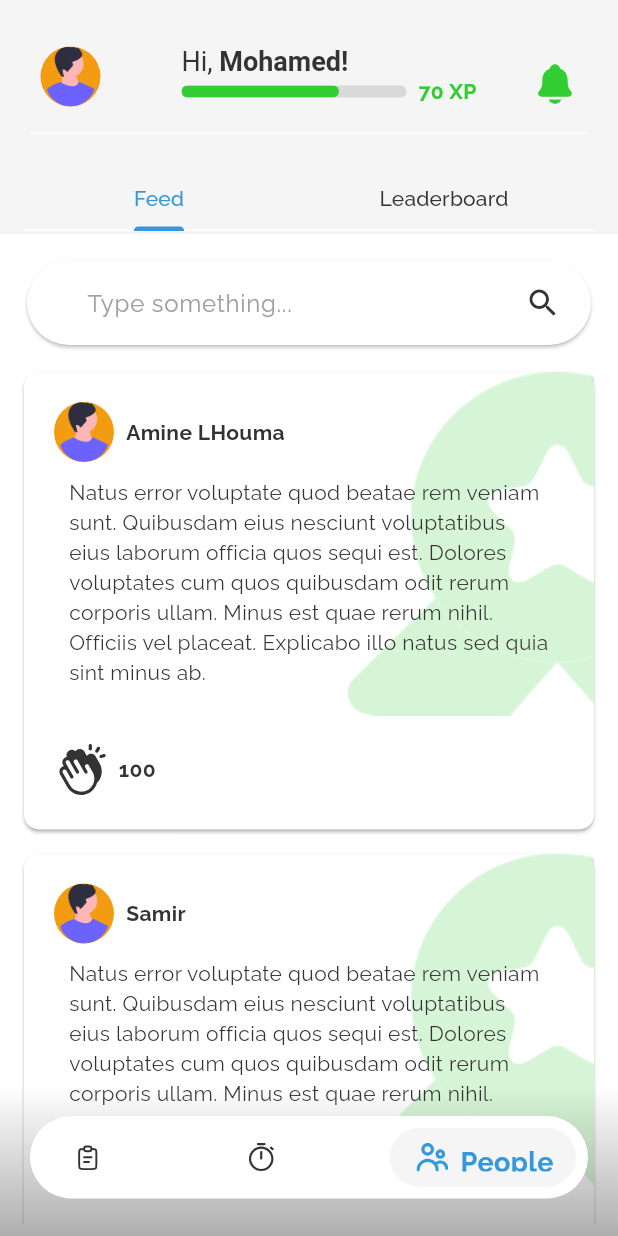
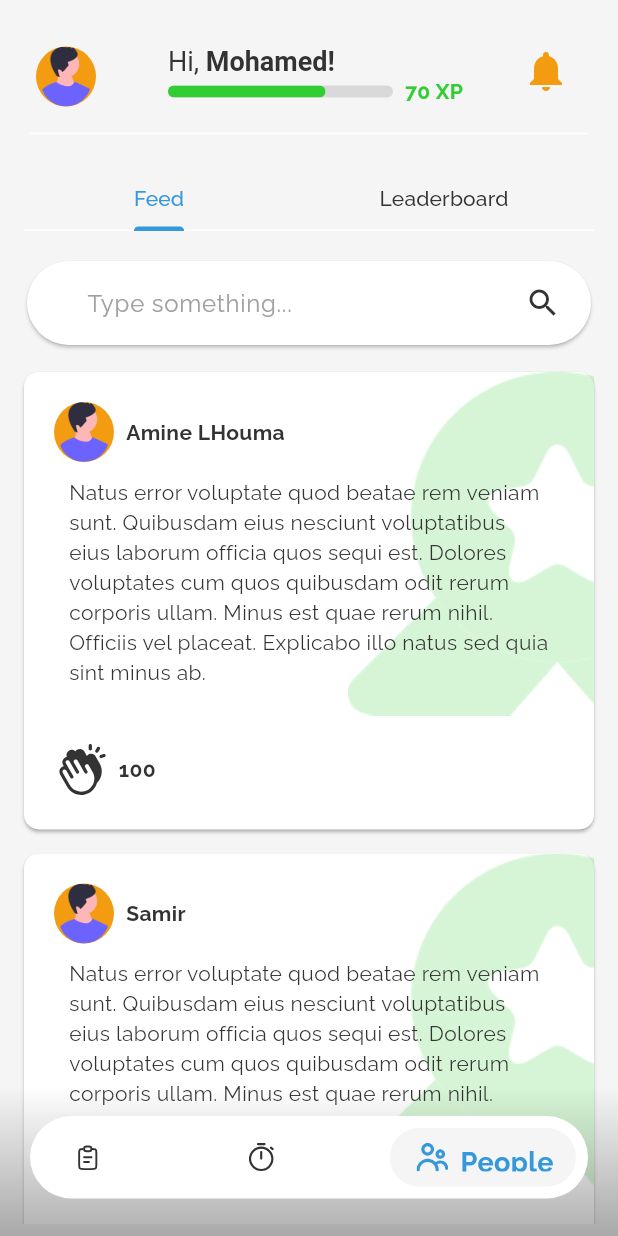
Before and after one commit to AbderrahimRezki/StudyBuddy, a Flutter app: the screen it shows after launch, item 3 of the bottom bar chosen, on a phone screen of 412 x 824 dp. Run offline on Flutter 3.47's test engine with Material 3 defaults, Android fonts, the phone set to English and light mode, and no system bars; our stand-ins replace bloc, equatable, flutter_bloc, flutter_svg.

Commit message:
fixed navigations and back button

```diff
--- a/lib/features/community/presentation/pages/community.dart
+++ b/lib/features/community/presentation/pages/community.dart
@@ -25,8 +25,11 @@ class Community extends StatelessWidget {
                   Text("Feed"),
                   Text("Leaderboard"),
                 ],
-                )),
-            body: const TabBarView(
+              ),
+            ),
+            body: Material(
+              color: MyColorScheme.backgroundColor,
+              child: const TabBarView(
                 children: [
                   Padding(
                     padding: EdgeInsets.all(8.0),
@@ -37,6 +40,7 @@ class Community extends StatelessWidget {
                     child: LeaderBoard(),
                   )
                 ],
+              ),
             )));
   }
 }
--- a/lib/features/skeleton/presentation/widgets/top_bar.dart
+++ b/lib/features/skeleton/presentation/widgets/top_bar.dart
@@ -1,10 +1,11 @@
 import 'package:flutter/material.dart';
 import 'package:flutter_svg/flutter_svg.dart';
-import 'package:study_buddy/core/constants/routes.dart';
 import 'package:study_buddy/core/theme/theme.dart';
 import 'package:study_buddy/features/community/domain/entities/user_entity.dart';
+import 'package:study_buddy/features/notifications/notifications.dart';
 import 'package:study_buddy/features/skeleton/presentation/widgets/avatar_image.dart';
 import 'package:study_buddy/features/skeleton/presentation/widgets/user_progress.dart';
+import 'package:study_buddy/features/userprofile/userprofilescreen.dart';
 
 class TopBar extends StatefulWidget implements PreferredSizeWidget {
   final UserEntity user;
@@ -41,7 +42,12 @@ class _TopBarState extends State<TopBar> {
       crossAxisAlignment: CrossAxisAlignment.end,
       children: [
         GestureDetector(
-          onTap: () => Navigator.of(context).pushReplacementNamed(profileRoute),
+          onTap: () {
+            Navigator.push(
+                context,
+                MaterialPageRoute(
+                    builder: (context) => const UserProfileScreen()));
+          },
           child: AvatarImage(
               profilePicturePath: widget.user.profilePicturePath, radius: 20),
         ),
@@ -49,13 +55,18 @@ class _TopBarState extends State<TopBar> {
           padding: const EdgeInsets.only(left: 20, top: 20),
           child: buildColumn(),
         ),
-        SvgPicture.asset(
-          "assets/icons/notifications.svg",
-          width: 30,
-          height: 30,
-          colorFilter: ColorFilter.mode(MyColorScheme.green, BlendMode.srcIn),
-          fit: BoxFit.contain,
-        )
+        IconButton(
+            onPressed: () {
+              Navigator.push(
+                  context,
+                  MaterialPageRoute(
+                      builder: (context) => const NotificationsPage()));
+            },
+            icon: Icon(
+              Icons.notifications,
+              color: MyColorScheme.secondaryColor,
+              size: 32,
+            ))
       ],
     );
   }
--- a/lib/main.dart
+++ b/lib/main.dart
@@ -1,16 +1,10 @@
 import 'package:flutter/material.dart';
 import 'package:flutter_bloc/flutter_bloc.dart';
 import 'package:study_buddy/core/theme/theme.dart';
-import 'package:study_buddy/core/constants/routes.dart';
-import 'package:study_buddy/features/notifications/notifications.dart';
-import 'package:study_buddy/features/addtask/presentation/pages/addtask.dart';
-import 'package:study_buddy/features/community/presentation/pages/community.dart';
-import 'package:study_buddy/features/pomodoro/presentation/pages/pomodoro_timer.dart';
+import 'package:study_buddy/features/skeleton/presentation/widgets/top_bar.dart';
 import 'package:study_buddy/features/skeleton/presentation/bloc/cubits/page_cubit.dart';
+import 'package:study_buddy/features/skeleton/presentation/widgets/navigation_bar.dart';
 import 'package:study_buddy/features/skeleton/presentation/bloc/states/page_state.dart';
-import 'package:study_buddy/features/skeleton/presentation/widgets/navigation_bar.dart';
-import 'package:study_buddy/features/skeleton/presentation/widgets/top_bar.dart';
-import 'package:study_buddy/features/userprofile/userprofilescreen.dart';
 
 void main() {
   runApp(BlocProvider(
@@ -29,10 +23,9 @@ class MainApp extends StatefulWidget {
 class _MainAppState extends State<MainApp> {
   @override
   Widget build(BuildContext context) {
-    // print("Updated ${context.watch<PageCubit>().state.index}");
     return MaterialApp(
+        theme: themeData,
         debugShowCheckedModeBanner: false,
-      theme: themeData,
         home: BlocBuilder<PageCubit, PageState>(builder: (context, state) {
           return SafeArea(
               child: Scaffold(
@@ -45,14 +38,6 @@ class _MainAppState extends State<MainApp> {
                       const MyNavigationBar()
                     ],
                   )));
-      }),
-      routes: {
-        profileRoute: (context) => const UserProfileScreen(),
-        Pomodoro.pageRoute: (context) => const Pomodoro(),
-        Community.pageRoute: (context) => const Community(),
-        NotificationsPage.pageRoute: (context) => const NotificationsPage(),
-        AddTaskScreenState.pageRoute: (context) => const AddTaskScreenState(),
-      },
-    );
+        }));
   }
 }
```
Also changed, not shown: lib/features/userprofile/userprofilescreen.dart (+6 -6 lines). Lines whose indentation alone changed are shown as unchanged.
